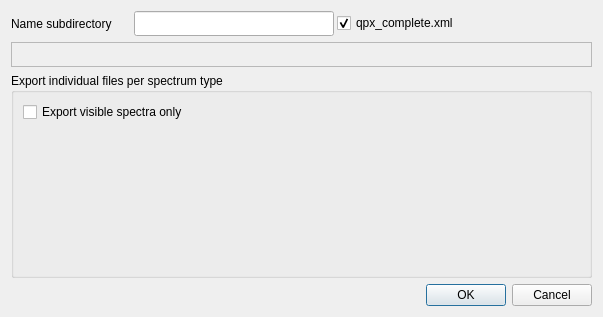
This is gui/daq/dialog_save_spectra.ui in usnistgov/qpx-gamma as Qt 5 draws it before an edit. The edited form follows.
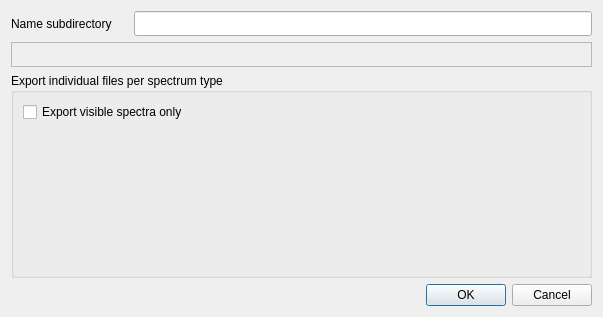
This is the edited form. Icons and pictures are not drawn. Custom widgets are drawn as their Qt base class.

What changed in the file:
```diff
--- a/gui/daq/dialog_save_spectra.ui
+++ b/gui/daq/dialog_save_spectra.ui
@@ -53,7 +53,7 @@
        <item>
         <widget class="QLineEdit" name="lineName">
          <property name="sizePolicy">
-          <sizepolicy hsizetype="Fixed" vsizetype="Fixed">
+          <sizepolicy hsizetype="MinimumExpanding" vsizetype="Fixed">
            <horstretch>0</horstretch>
            <verstretch>0</verstretch>
           </sizepolicy>
@@ -66,7 +66,7 @@
          </property>
          <property name="maximumSize">
           <size>
-           <width>200</width>
+           <width>16777215</width>
            <height>25</height>
           </size>
          </property>
@@ -78,16 +78,6 @@
          </property>
         </widget>
        </item>
-       <item>
-        <widget class="QCheckBox" name="boxQpxFile">
-         <property name="text">
-          <string>qpx_complete.xml</string>
-         </property>
-         <property name="checked">
-          <bool>true</bool>
-         </property>
-        </widget>
-       </item>
       </layout>
      </item>
      <item>
```
